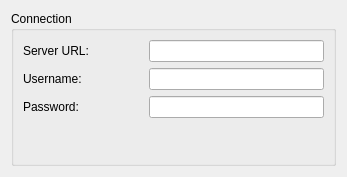
Before: the Qt Designer form resources/openxchange/configdialog.ui in KDE/kdepim-runtime, drawn with Qt 5.
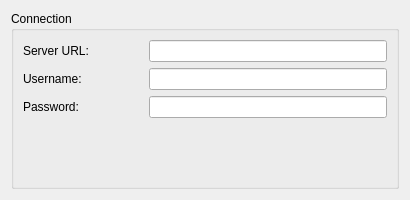
After: the same form once the commit is applied. Custom widgets are drawn as their Qt base class.

Commit message: Fix date handling for birthday and anniversary and cleanup config dialog size

What changed in the file:
```diff
--- a/resources/openxchange/configdialog.ui
+++ b/resources/openxchange/configdialog.ui
@@ -6,8 +6,8 @@
    <rect>
     <x>0</x>
     <y>0</y>
-    <width>347</width>
-    <height>177</height>
+    <width>410</width>
+    <height>200</height>
    </rect>
   </property>
   <property name="windowTitle">
```
The commit also changes 2 other files.
